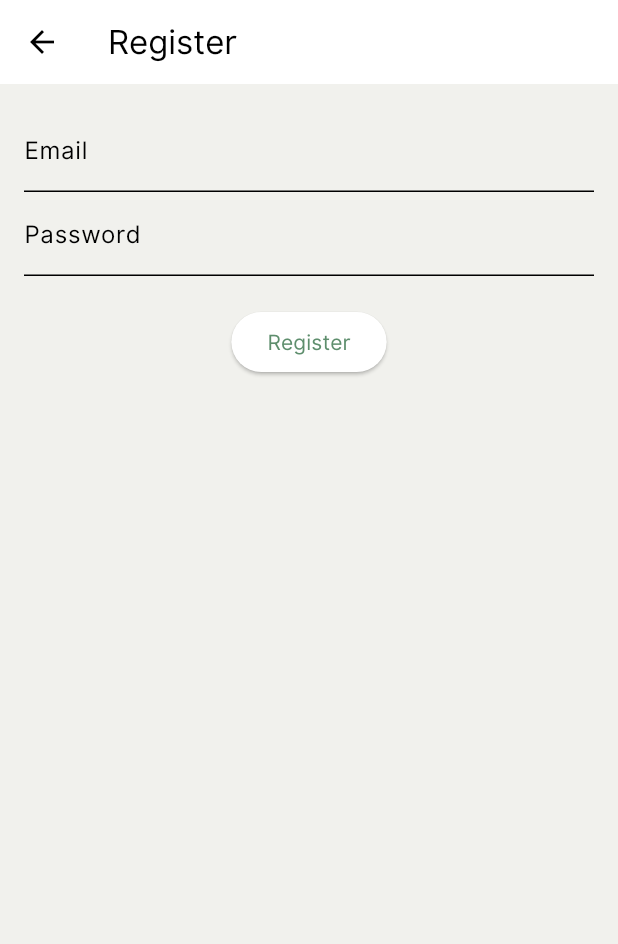
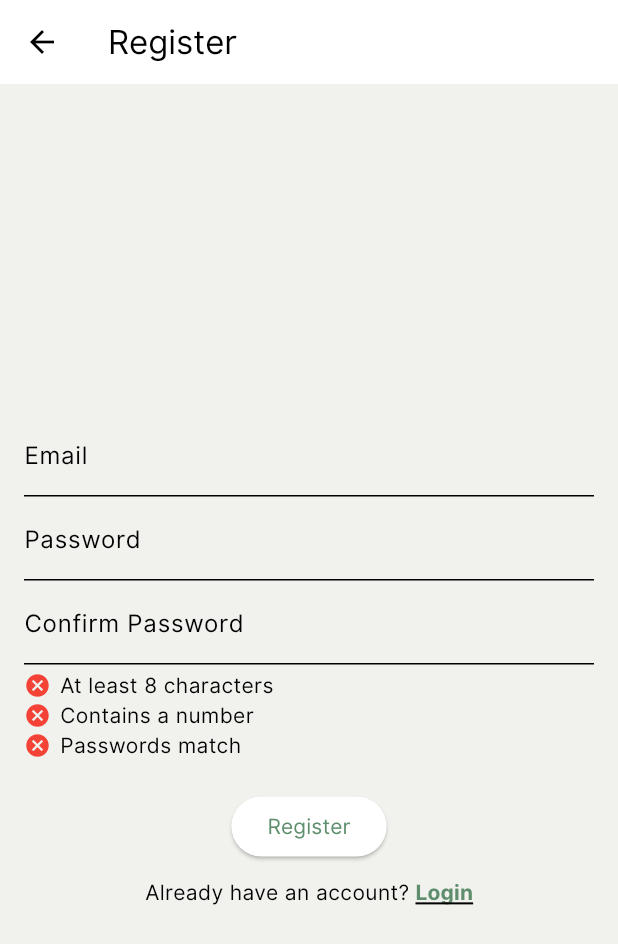
Before and after one commit to FaaizHaikal/planthis, a Flutter app: the RegisterScreen screen opened by its route, on a phone screen of 412 x 824 dp. Shown: the top 944 px of the screen. Run offline on Flutter 3.47's test engine with Material 3 defaults, Android fonts, the phone set to English and light mode, and no system bars; our stand-ins replace firebase_auth, firebase_core, flutter_riverpod, google_sign_in; accounts and stored records are empty.

Commit message:
feat: better ui/ux

```diff
--- a/lib/features/auth/presentation/register_screen.dart
+++ b/lib/features/auth/presentation/register_screen.dart
@@ -1,28 +1,46 @@
 import 'package:flutter/material.dart';
 import 'package:flutter_riverpod/flutter_riverpod.dart';
+import 'package:planthis/app/theme/app_colors.dart';
+import 'package:planthis/features/auth/presentation/widgets/password_requirements.dart';
 import '../logic/auth_controller.dart';
 
-class RegisterScreen extends ConsumerWidget {
+class RegisterScreen extends ConsumerStatefulWidget {
   const RegisterScreen({super.key});
 
   @override
-  Widget build(BuildContext context, WidgetRef ref) {
-    final authState = ref.watch(authControllerProvider);
+  ConsumerState<RegisterScreen> createState() => _RegisterScreenState();
+}
 
-    final emailController = TextEditingController();
-    final passwordController = TextEditingController();
+class _RegisterScreenState extends ConsumerState<RegisterScreen> {
+  final emailController = TextEditingController();
+  final passwordController = TextEditingController();
+  final confirmPasswordController = TextEditingController();
 
+  String? errorMessage;
+
+  bool hasMinLength(String password) => password.length >= 8;
+  bool hasNumber(String password) => password.contains(RegExp(r'[0-9]'));
+  bool passwordsMatch(String password, String confirmPassword) =>
+      password == confirmPassword && password.isNotEmpty;
+
+  bool isValidEmail(String email) =>
+      RegExp(r'^[\w-\.]+@([\w-]+\.)+[\w-]{2,4}$').hasMatch(email);
+
+  bool isPasswordValid(String password, String confirmPassword) {
+    return hasMinLength(password) &&
+        hasNumber(password) &&
+        passwordsMatch(password, confirmPassword);
+  }
+
+  @override
+  Widget build(BuildContext context) {
     return Scaffold(
       appBar: AppBar(title: const Text('Register')),
       body: Padding(
         padding: const EdgeInsets.all(16),
         child: Column(
+          mainAxisAlignment: MainAxisAlignment.center,
           children: [
-            if (authState.hasError)
-              Text(
-                authState.error.toString(),
-                style: const TextStyle(color: Colors.red),
-              ),
             TextField(
               controller: emailController,
               decoration: const InputDecoration(labelText: 'Email'),
@@ -31,18 +49,92 @@ class RegisterScreen extends ConsumerWidget {
               controller: passwordController,
               obscureText: true,
               decoration: const InputDecoration(labelText: 'Password'),
+              onChanged: (_) => setState(() {}),
             ),
+            TextField(
+              controller: confirmPasswordController,
+              obscureText: true,
+              decoration: const InputDecoration(labelText: 'Confirm Password'),
+              onChanged: (_) => setState(() {}),
+            ),
+            const SizedBox(height: 4),
+            PasswordRequirement(
+              requirement: 'At least 8 characters',
+              isValid: hasMinLength(passwordController.text),
+            ),
+            PasswordRequirement(
+              requirement: 'Contains a number',
+              isValid: hasNumber(passwordController.text),
+            ),
+            PasswordRequirement(
+              requirement: 'Passwords match',
+              isValid: passwordsMatch(
+                passwordController.text,
+                confirmPasswordController.text,
+              ),
+            ),
+            if (errorMessage != null) ...[
+              const SizedBox(height: 4),
+              Text(errorMessage!, style: const TextStyle(color: Colors.red)),
+            ],
             const SizedBox(height: 20),
             ElevatedButton(
               onPressed: () {
+                final email = emailController.text.trim();
+                final password = passwordController.text.trim();
+                final confirmPassword = confirmPasswordController.text.trim();
+
+                if (email.isEmpty ||
+                    password.isEmpty ||
+                    confirmPassword.isEmpty) {
+                  setState(() => errorMessage = 'All fields are required.');
+                  return;
+                }
+                if (!isValidEmail(email)) {
+                  setState(() => errorMessage = 'Enter a valid email address.');
+                  return;
+                }
+                if (!isPasswordValid(password, confirmPassword)) {
+                  setState(() => errorMessage = 'Password rules not met.');
+                  return;
+                }
+
+                setState(() => errorMessage = null);
                 ref
                     .read(authControllerProvider.notifier)
-                    .register(
-                      emailController.text.trim(),
-                      passwordController.text.trim(),
-                    );
+                    .register(email, password);
               },
               child: const Text('Register'),
+            ),
+            const SizedBox(height: 10),
+            Row(
+              mainAxisAlignment: MainAxisAlignment.center,
+              children: [
+                Text('Already have an account?'),
+                SizedBox(width: 4),
+                TextButton(
+                  onPressed: () {
+                    Navigator.pushReplacementNamed(context, '/login');
+                  },
+                  style: ButtonStyle(
+                    overlayColor: WidgetStateProperty.resolveWith(
+                      (_) => Colors.transparent,
+                    ),
+                    splashFactory: NoSplash.splashFactory,
+                    padding: WidgetStateProperty.all(EdgeInsets.zero),
+                    tapTargetSize: MaterialTapTargetSize.shrinkWrap,
+                    minimumSize: WidgetStateProperty.all(Size.zero),
+                  ),
+                  child: Text(
+                    'Login',
+                    style: TextStyle(
+                      decoration: TextDecoration.underline,
+                      color: AppColors.primary, // Or your custom color
+                      fontWeight: FontWeight.bold,
+                    ),
+                  ),
+                ),
+              ],
             ),
           ],
         ),
```
Also changed, not shown: lib/features/auth/presentation/login_screen.dart (+63 -16 lines).
